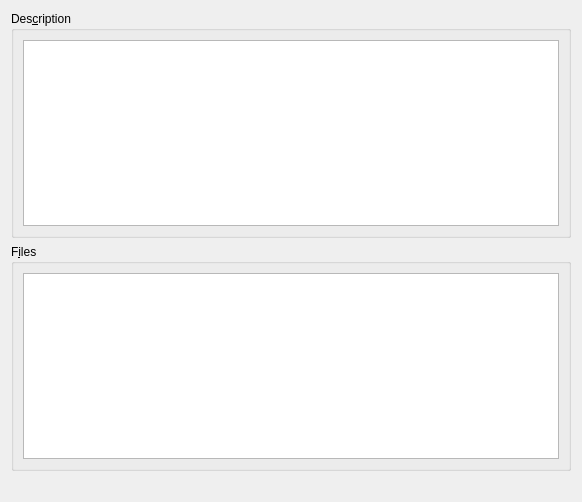
qt-creator/qt-creator, file src/libs/utils/submiteditorwidget.ui: the form before one commit.
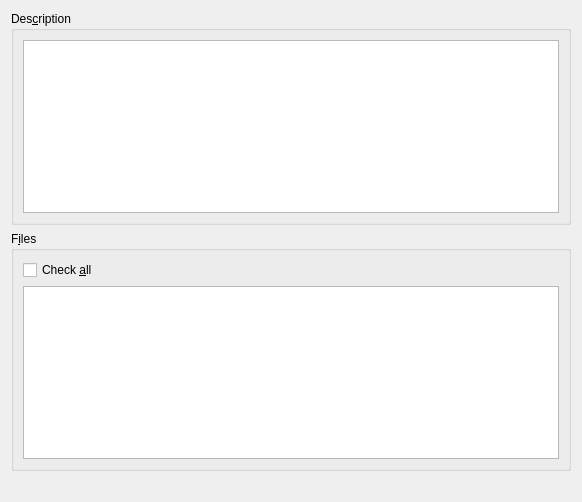
The form after the commit.

Commit message:
Submit Editor: Add check all checkbox
Task-Nr: QTCREATORBUG-3539

```diff
--- a/src/libs/utils/submiteditorwidget.ui
+++ b/src/libs/utils/submiteditorwidget.ui
@@ -42,6 +42,16 @@
       <bool>true</bool>
      </property>
      <layout class="QVBoxLayout" name="verticalLayout_2">
+      <item>
+       <widget class="QCheckBox" name="checkAllCheckBox">
+        <property name="text">
+         <string>Check &amp;all</string>
+        </property>
+        <property name="tristate">
+         <bool>false</bool>
+        </property>
+       </widget>
+      </item>
       <item>
        <widget class="QTreeView" name="fileView"/>
       </item>
```
The commit also changes 2 other files.
